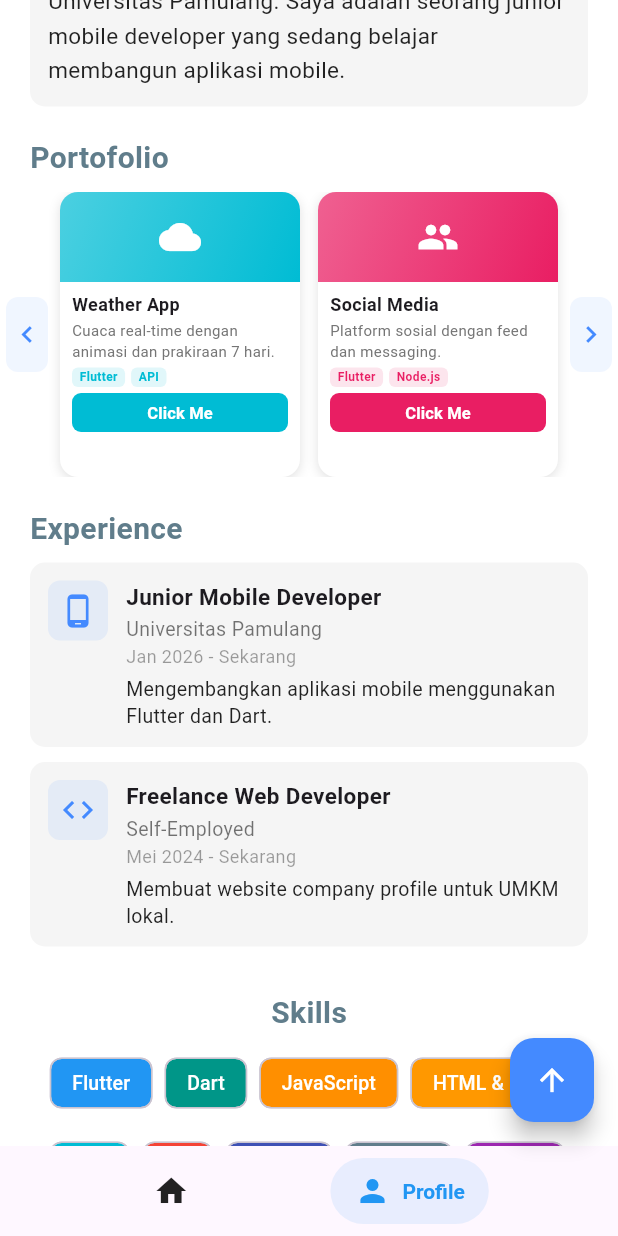
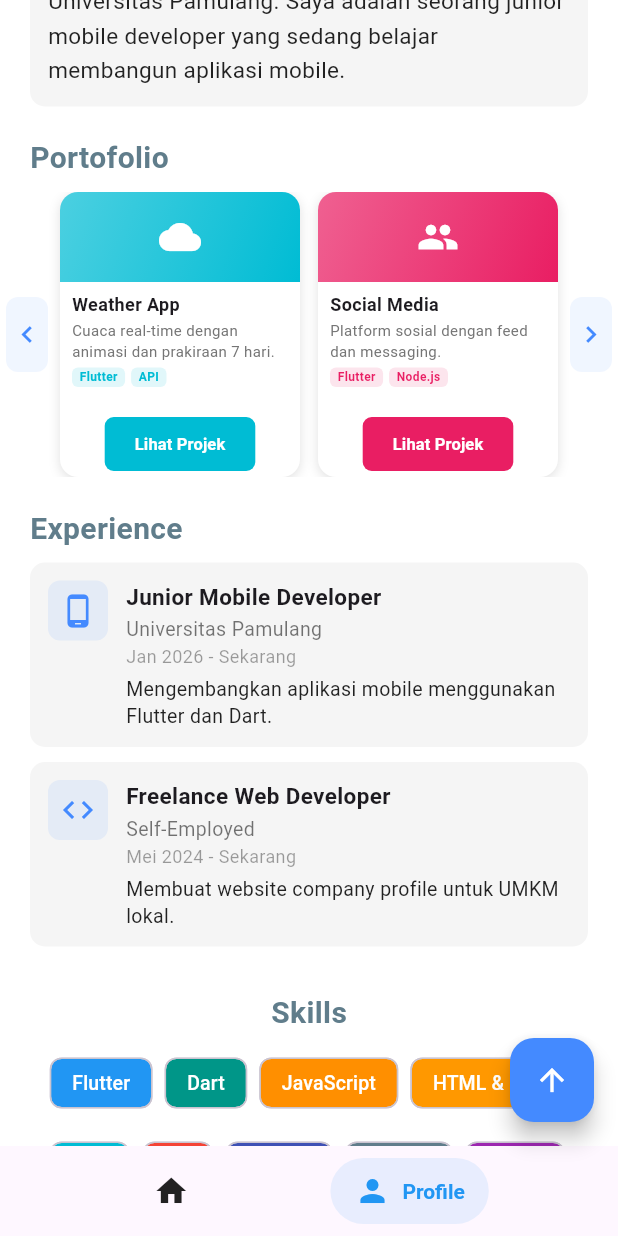
Before and after one commit to allferyss/P4-LatihanSubmitForm, a Flutter app: the screen it shows after launch, item 2 of the bottom bar chosen, scrolled down 576 dp, on a phone screen of 412 x 824 dp. Run offline on Flutter 3.47's test engine with Material 3 defaults, Android fonts, the phone set to English and light mode, and no system bars; drawn by our look-alikes of salomon_bottom_bar; our stand-ins replace cherry_toast; missing offline and left inert: simple_alert_dialog; network calls fail.

Commit message:
ubah list view portofolio

```diff
--- a/lib/page/profile_page.dart
+++ b/lib/page/profile_page.dart
@@ -221,7 +221,7 @@ class _ProfilePageState extends State<ProfilePage> {
             ),
             // Info
             Padding(
-              padding: EdgeInsets.fromLTRB(8, 6, 8, 4),
+              padding: EdgeInsets.fromLTRB(8, 6, 8, 0),
               child: Column(
                 crossAxisAlignment: CrossAxisAlignment.start,
                 children: [
@@ -265,12 +265,11 @@ class _ProfilePageState extends State<ProfilePage> {
                 ],
               ),
             ),
-            // Click Me Button
+            Spacer(),
+            // Button Lihat Projek (di dalam card, bawah info)
             Padding(
-              padding: EdgeInsets.fromLTRB(8, 0, 8, 6),
-              child: SizedBox(
-                width: double.infinity,
-                height: 26,
+              padding: EdgeInsets.fromLTRB(8, 20, 8, 10),
+              child: Center(
                 child: ElevatedButton(
                   onPressed: () => _showPortfolioDetail(
                     icon: icon,
@@ -282,19 +281,22 @@ class _ProfilePageState extends State<ProfilePage> {
                   style: ElevatedButton.styleFrom(
                     backgroundColor: color,
                     foregroundColor: Colors.white,
-                    padding: EdgeInsets.zero,
+                    padding: EdgeInsets.symmetric(horizontal: 20, vertical: 10),
+                    minimumSize: Size(0, 0),
+                    tapTargetSize: MaterialTapTargetSize.shrinkWrap,
                     shape: RoundedRectangleBorder(
                       borderRadius: BorderRadius.circular(6),
                     ),
                     elevation: 0,
                   ),
                   child: Text(
-                    "Click Me",
+                    "Lihat Projek",
                     style: TextStyle(fontSize: 11, fontWeight: FontWeight.w600),
                   ),
                 ),
               ),
             ),
+            Spacer(),
           ],
         ),
       ),
```
